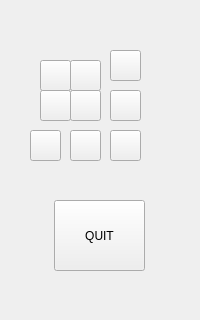
Above: mainwindow.ui from sharwick/plock before the change. Below: the same form after it.
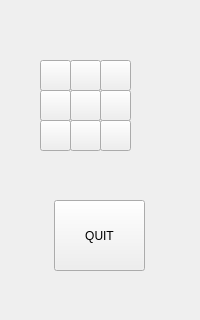
That is the form after the change.

Diff of the .ui file:
```diff
--- a/mainwindow.ui
+++ b/mainwindow.ui
@@ -17,8 +17,8 @@
    <widget class="QPushButton" name="pushButton0">
     <property name="geometry">
      <rect>
-      <x>30</x>
-      <y>130</y>
+      <x>40</x>
+      <y>120</y>
       <width>31</width>
       <height>31</height>
      </rect>
@@ -37,7 +37,7 @@
     <property name="geometry">
      <rect>
       <x>70</x>
-      <y>130</y>
+      <y>120</y>
       <width>31</width>
       <height>31</height>
      </rect>
@@ -55,8 +55,8 @@
    <widget class="QPushButton" name="pushButton2">
     <property name="geometry">
      <rect>
-      <x>110</x>
-      <y>130</y>
+      <x>100</x>
+      <y>120</y>
       <width>31</width>
       <height>31</height>
      </rect>
@@ -112,7 +112,7 @@
    <widget class="QPushButton" name="pushButton5">
     <property name="geometry">
      <rect>
-      <x>110</x>
+      <x>100</x>
       <y>90</y>
       <width>31</width>
       <height>31</height>
@@ -169,8 +169,8 @@
    <widget class="QPushButton" name="pushButton8">
     <property name="geometry">
      <rect>
-      <x>110</x>
-      <y>50</y>
+      <x>100</x>
+      <y>60</y>
       <width>31</width>
       <height>31</height>
      </rect>
```
Left out of the diff: 2 changed lines with no effect on the pictures.
